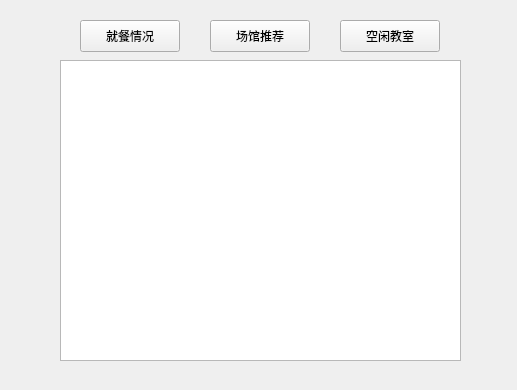
Old version of the form Helper/campus.ui in the repository champion-chenpeng/CuteSunny.
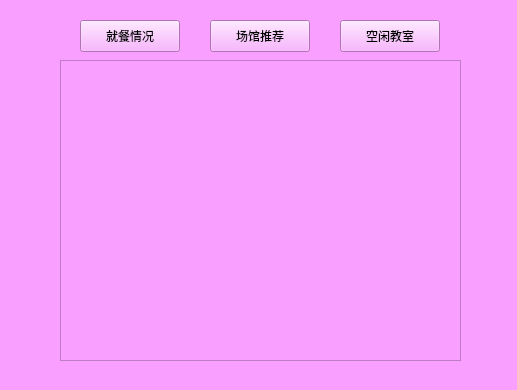
New version of the form.

Patch:
```diff
--- a/Helper/campus.ui
+++ b/Helper/campus.ui
@@ -13,6 +13,12 @@
   <property name="windowTitle">
    <string>Form</string>
   </property>
+  <property name="styleSheet">
+   <string notr="true">QWidget
+{
+background: rgb(249, 159, 255);
+}</string>
+  </property>
   <widget class="QPushButton" name="pushButton_canteen">
    <property name="geometry">
     <rect>
```
